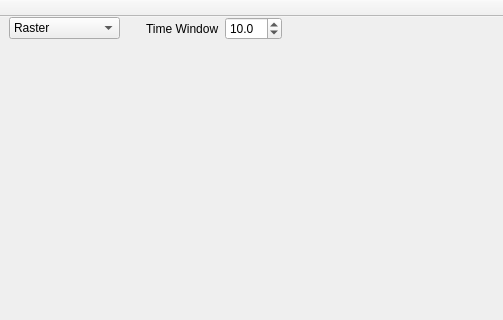
Old version of the form pymea/ui/PyMEAMainWindow.ui in the repository dbridges/mea-tools; both pictures show x 0 to 503 and y 0 to 320 of the 1146 by 664 pixel window.
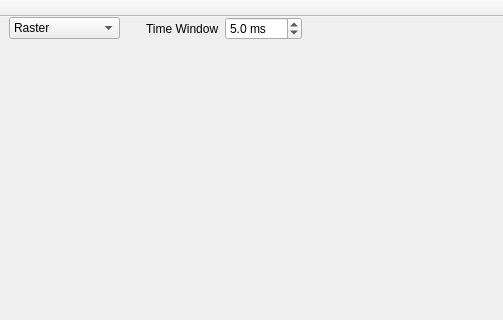
New version of the form. Custom widgets are drawn as their Qt base class.

Commit message: Enabled custom time windows.

```diff
--- a/pymea/ui/PyMEAMainWindow.ui
+++ b/pymea/ui/PyMEAMainWindow.ui
@@ -356,7 +356,13 @@
             </widget>
            </item>
            <item>
-            <widget class="QDoubleSpinBox" name="conductionTimeWindowDoubleSpinBox">
+            <widget class="QDoubleSpinBox" name="conductionTimeWindowSpinBox">
+             <property name="keyboardTracking">
+              <bool>false</bool>
+             </property>
+             <property name="suffix">
+              <string> ms</string>
+             </property>
              <property name="decimals">
               <number>1</number>
              </property>
@@ -364,7 +370,7 @@
               <double>2.000000000000000</double>
              </property>
              <property name="value">
-              <double>10.000000000000000</double>
+              <double>5.000000000000000</double>
              </property>
             </widget>
            </item>
```
The commit also changes 3 other files.
